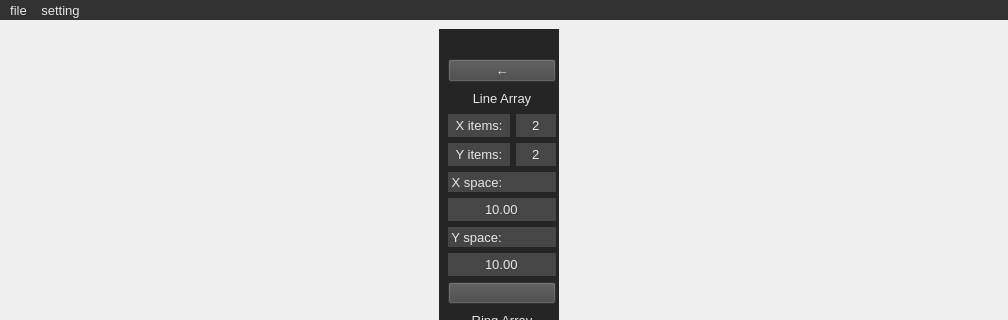
Before: the Qt Designer form src/ui/MainWindow.ui in chen6556/DSV, drawn with Qt 5; both pictures show x 0 to 1008 and y 0 to 320 of the 1008 by 700 pixel window.
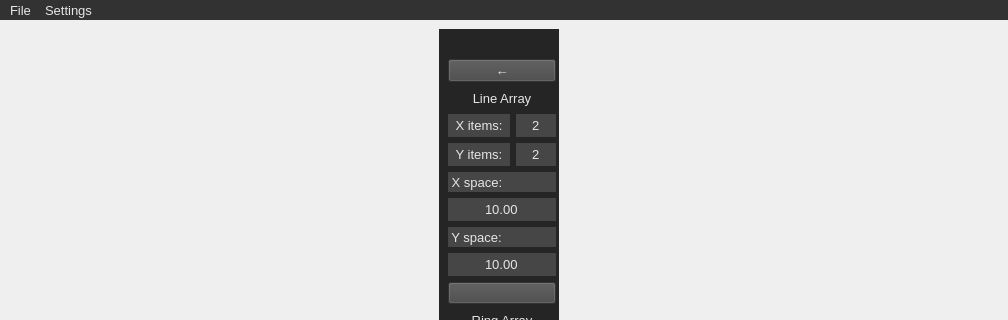
After: the same form once the commit is applied. The open tabs and pages were chosen to show the change. Icons and pictures are not drawn.

Patch:
```diff
--- a/src/ui/MainWindow.ui
+++ b/src/ui/MainWindow.ui
@@ -1914,7 +1914,7 @@
      <x>0</x>
      <y>0</y>
      <width>1008</width>
-     <height>26</height>
+     <height>22</height>
     </rect>
    </property>
    <property name="styleSheet">
@@ -1944,7 +1944,7 @@
 selection-background-color: rgb(0, 85, 127);</string>
     </property>
     <property name="title">
-     <string>file</string>
+     <string>File</string>
     </property>
     <addaction name="open_file"/>
     <addaction name="close_file"/>
@@ -1962,7 +1962,7 @@
 selection-background-color: rgb(0, 85, 127);</string>
     </property>
     <property name="title">
-     <string>setting</string>
+     <string>Settings</string>
     </property>
     <addaction name="show_cmd_line"/>
     <addaction name="show_origin"/>
```
Left out of the diff: 34 changed lines with no effect on the pictures.
